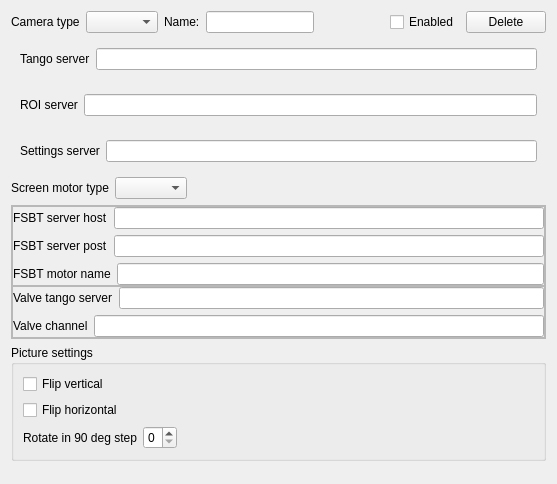
Qt form uis/CameraSettings.ui (yamedvedya/camera_viewer) before a commit.
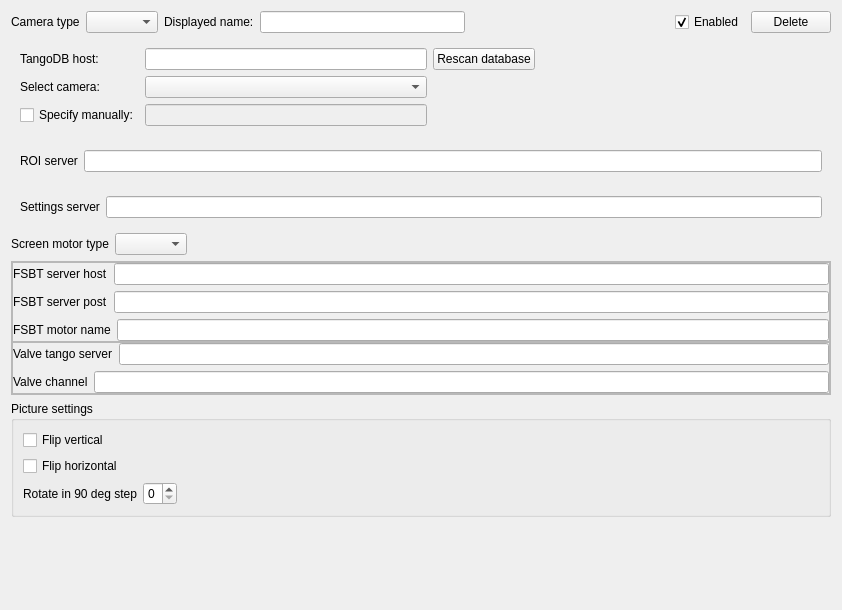
The same form after that commit.

Commit message: import cameras

The edit to the form file:
```diff
--- a/uis/CameraSettings.ui
+++ b/uis/CameraSettings.ui
@@ -6,8 +6,8 @@
    <rect>
     <x>0</x>
     <y>0</y>
-    <width>557</width>
-    <height>484</height>
+    <width>842</width>
+    <height>610</height>
    </rect>
   </property>
   <property name="windowTitle">
@@ -29,7 +29,7 @@
      <item>
       <widget class="QLabel" name="label_12">
        <property name="text">
-        <string>Name:</string>
+        <string>Displayed name:</string>
        </property>
       </widget>
      </item>
@@ -54,6 +54,9 @@
        <property name="text">
         <string>Enabled</string>
        </property>
+       <property name="checked">
+        <bool>true</bool>
+       </property>
       </widget>
      </item>
      <item>
@@ -67,16 +70,79 @@
    </item>
    <item>
     <widget class="QFrame" name="fr_tango">
-     <layout class="QHBoxLayout" name="horizontalLayout_4">
-      <item>
-       <widget class="QLabel" name="label_2">
+     <layout class="QGridLayout" name="gridLayout">
+      <item row="0" column="3">
+       <widget class="QPushButton" name="cmd_rescan_database">
         <property name="text">
-         <string>Tango server</string>
+         <string>Rescan database</string>
         </property>
        </widget>
       </item>
-      <item>
-       <widget class="QLineEdit" name="le_tango_server"/>
+      <item row="2" column="0">
+       <widget class="QCheckBox" name="chk_manual_tango_device">
+        <property name="text">
+         <string>Specify manually:</string>
+        </property>
+       </widget>
+      </item>
+      <item row="2" column="2">
+       <widget class="QLineEdit" name="le_tango_server">
+        <property name="enabled">
+         <bool>false</bool>
+        </property>
+        <property name="statusTip">
+         <string>Camera tango device, e.g. pXX/lmscreen/LM_XX</string>
+        </property>
+        <property name="whatsThis">
+         <string>Camera tango device, e.g. pXX/lmscreen/LM_XX</string>
+        </property>
+       </widget>
+      </item>
+      <item row="1" column="2">
+       <widget class="QComboBox" name="cmb_tango_device"/>
+      </item>
+      <item row="0" column="2">
+       <widget class="QLineEdit" name="le_tango_host"/>
+      </item>
+      <item row="0" column="0">
+       <widget class="QLabel" name="label_13">
+        <property name="text">
+         <string>TangoDB host:</string>
+        </property>
+       </widget>
+      </item>
+      <item row="1" column="0">
+       <widget class="QLabel" name="label_14">
+        <property name="text">
+         <string>Select camera:</string>
+        </property>
+       </widget>
+      </item>
+      <item row="0" column="4">
+       <spacer name="horizontalSpacer_5">
+        <property name="orientation">
+         <enum>Qt::Horizontal</enum>
+        </property>
+        <property name="sizeHint" stdset="0">
+         <size>
+          <width>40</width>
+          <height>20</height>
+         </size>
+        </property>
+       </spacer>
+      </item>
+      <item row="2" column="3" colspan="2">
+       <spacer name="horizontalSpacer_4">
+        <property name="orientation">
+         <enum>Qt::Horizontal</enum>
+        </property>
+        <property name="sizeHint" stdset="0">
+         <size>
+          <width>40</width>
+          <height>20</height>
+         </size>
+        </property>
+       </spacer>
       </item>
      </layout>
     </widget>
```
Left out of the diff: 57 changed lines with no effect on the pictures. The commit also changes 18 other files.
